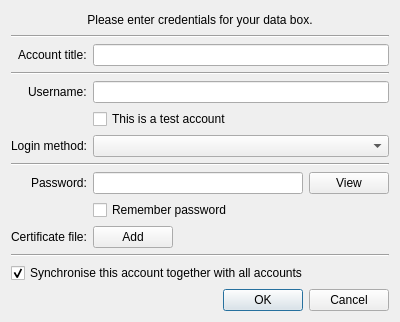
Qt form src/gui/ui/dlg_create_account.ui (psakar/datovka) before a commit.
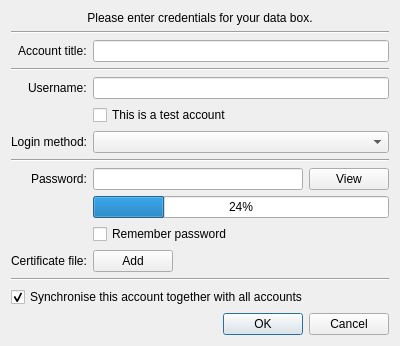
The same form after that commit. Icons and pictures are not drawn.

Commit message: Showing progress bar with remaining time indication when showing password.

Diff of the .ui file:
```diff
--- a/src/gui/ui/dlg_create_account.ui
+++ b/src/gui/ui/dlg_create_account.ui
@@ -242,6 +242,13 @@
        </item>
       </layout>
      </item>
+     <item row="7" column="1">
+      <widget class="QProgressBar" name="viewPwdProgress">
+       <property name="value">
+        <number>24</number>
+       </property>
+      </widget>
+     </item>
     </layout>
    </item>
    <item>
```
The commit also changes 1 other file.
